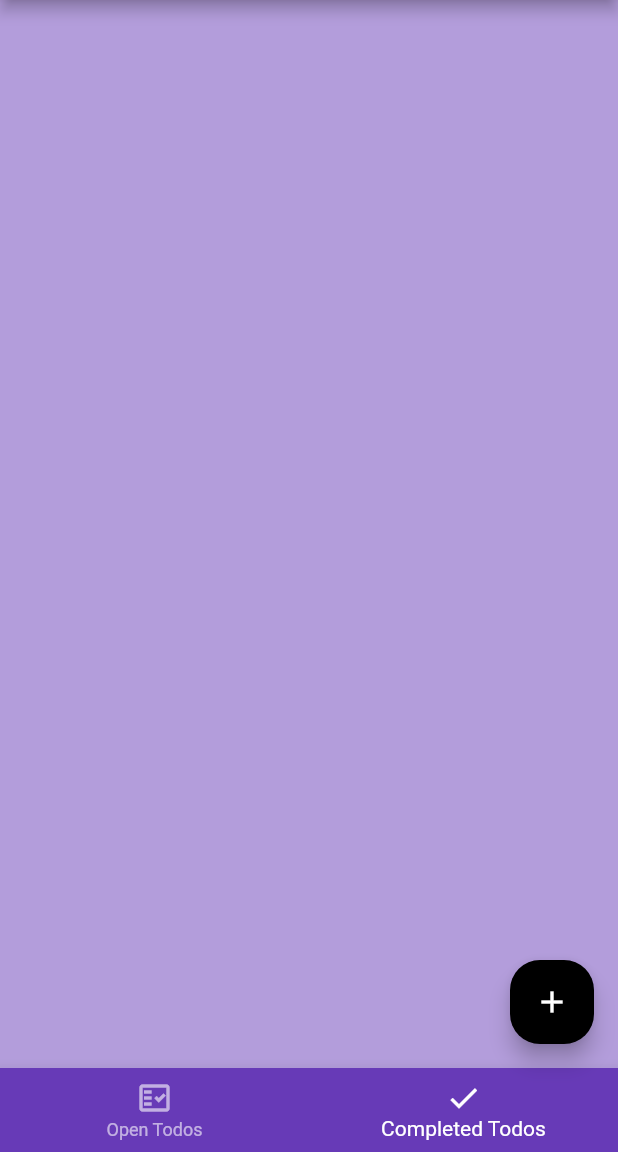
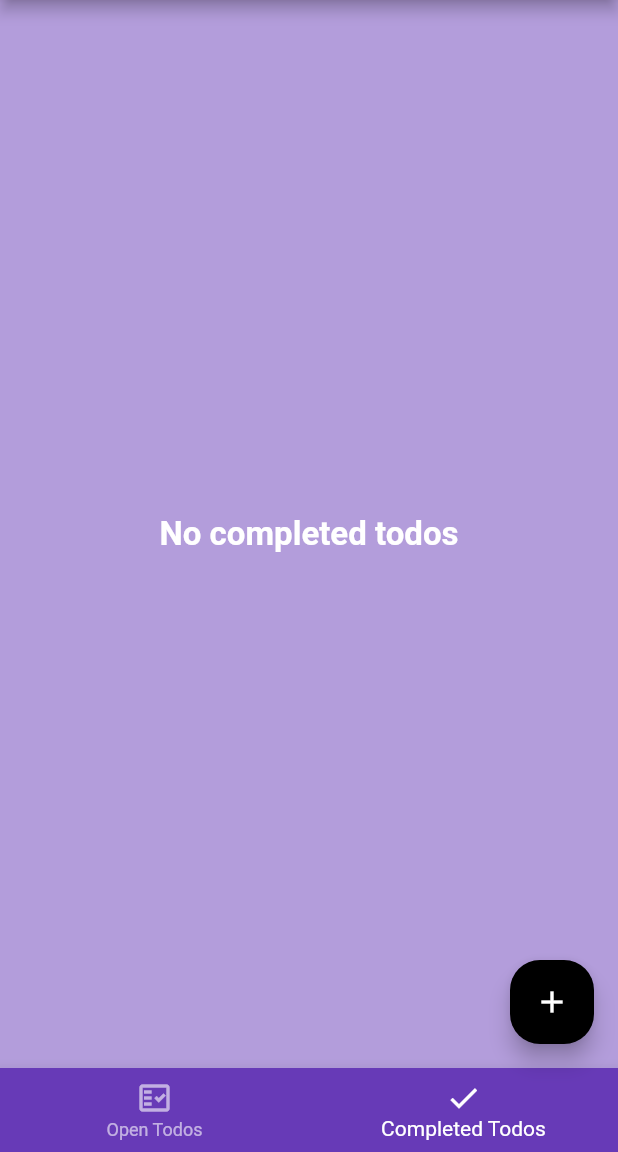
Before and after one commit to HaudegenHH/firestore_provider_todo, a Flutter app: the screen it shows after launch, item 2 of the bottom bar chosen, on a phone screen of 412 x 824 dp, the part 84-1236 px from its top. Run offline on Flutter 3.47's test engine with Material 2 defaults, Android fonts, the light colour scheme and no system bars; our stand-ins replace flutter_slidable.

Commit message:
provider integration

```diff
--- a/lib/pages/home_page.dart
+++ b/lib/pages/home_page.dart
@@ -1,5 +1,6 @@
 import 'package:firestore_todo/main.dart';
 import 'package:firestore_todo/widgets/add_todo_dialog_widget.dart';
+import 'package:firestore_todo/widgets/completed_list_widget.dart';
 import 'package:firestore_todo/widgets/todo_list_widget.dart';
 import 'package:flutter/material.dart';
 
@@ -17,13 +18,13 @@ class _HomePageState extends State<HomePage> {
   Widget build(BuildContext context) {
     final tabs = [
       const TodoListWidget(),
-      Container(),
+      const CompletedListWidget(),
     ];
 
     return Scaffold(
       appBar: AppBar(
         centerTitle: true,
-        title: Text(MyApp.title),
+        title: const Text(MyApp.title),
       ),
       bottomNavigationBar: BottomNavigationBar(
         backgroundColor: Theme.of(context).primaryColor,
--- a/lib/provider/todos.dart
+++ b/lib/provider/todos.dart
@@ -15,4 +15,30 @@ class TodosProvider extends ChangeNotifier {
   ];
 
   List<Todo> get todos => _todos.where((todo) => todo.isDone == false).toList();
+  List<Todo> get completedTodos =>
+      _todos.where((todo) => todo.isDone == true).toList();
+
+  void addTodo(todo) {
+    _todos.add(todo);
+    notifyListeners();
+  }
+
+  void removeTodo(todo) {
+    _todos.remove(todo);
+    notifyListeners();
+  }
+
+  bool toggleTodoStatus(Todo todo) {
+    todo.isDone = !todo.isDone;
+    notifyListeners();
+
+    return todo.isDone;
+  }
+
+  void updateTodo(Todo todo, String title, String description) {
+    todo.title = title;
+    todo.description = description;
+
+    notifyListeners();
+  }
 }
--- /dev/null
+++ b/lib/widgets/completed_list_widget.dart
@@ -0,0 +1,35 @@
+import 'package:flutter/material.dart';
+import 'package:provider/provider.dart';
+import 'package:firestore_todo/provider/todos.dart';
+import 'package:firestore_todo/widgets/todo_widget.dart';
+
+class CompletedListWidget extends StatelessWidget {
+  const CompletedListWidget({super.key});
+
+  @override
+  Widget build(BuildContext context) {
+    final provider = Provider.of<TodosProvider>(context);
+    final todos = provider.completedTodos;
+    return todos.isEmpty
+        ? const Center(
+            child: Text("No completed todos",
+                style: TextStyle(
+                  fontSize: 22,
+                  color: Colors.white,
+                  fontWeight: FontWeight.bold,
+                )))
+        : ListView.separated(
+            physics: const BouncingScrollPhysics(),
+            padding: const EdgeInsets.all(16),
+            itemCount: todos.length,
+            itemBuilder: (context, index) {
+              final todo = todos[index];
+              return TodoWidget(
+                todo: todo,
+              );
+            },
+            separatorBuilder: (BuildContext context, int index) =>
+                Container(height: 8),
+          );
+  }
+}
--- a/lib/widgets/todo_form_widget.dart
+++ b/lib/widgets/todo_form_widget.dart
@@ -37,7 +37,7 @@ class TodoFormWidget extends StatelessWidget {
         onChanged: onChangedTitle,
         validator: (title) {
           if (title!.isEmpty) {
-            return "Cant be empty!";
+            return "The title cannot be empty!";
           } else {
             return null;
           }
@@ -52,13 +52,15 @@ class TodoFormWidget extends StatelessWidget {
         initialValue: description,
         maxLines: 3,
         onChanged: onChangedDescription,
+        /*
         validator: (description) {
           if (description!.isEmpty) {
-            return "Cant be empty!";
+            return "The description cannot be empty!";
           } else {
             return null;
           }
         },
+        */
         decoration: const InputDecoration(
           border: UnderlineInputBorder(),
           labelText: 'Description',
```
Also changed, not shown: lib/pages/edit_todo_page.dart (added, +78 -0 lines), lib/utils.dart (added, +12 -0 lines), lib/widgets/add_todo_dialog_widget.dart (+30 -3 lines), lib/widgets/todo_widget.dart (+33 -7 lines).
